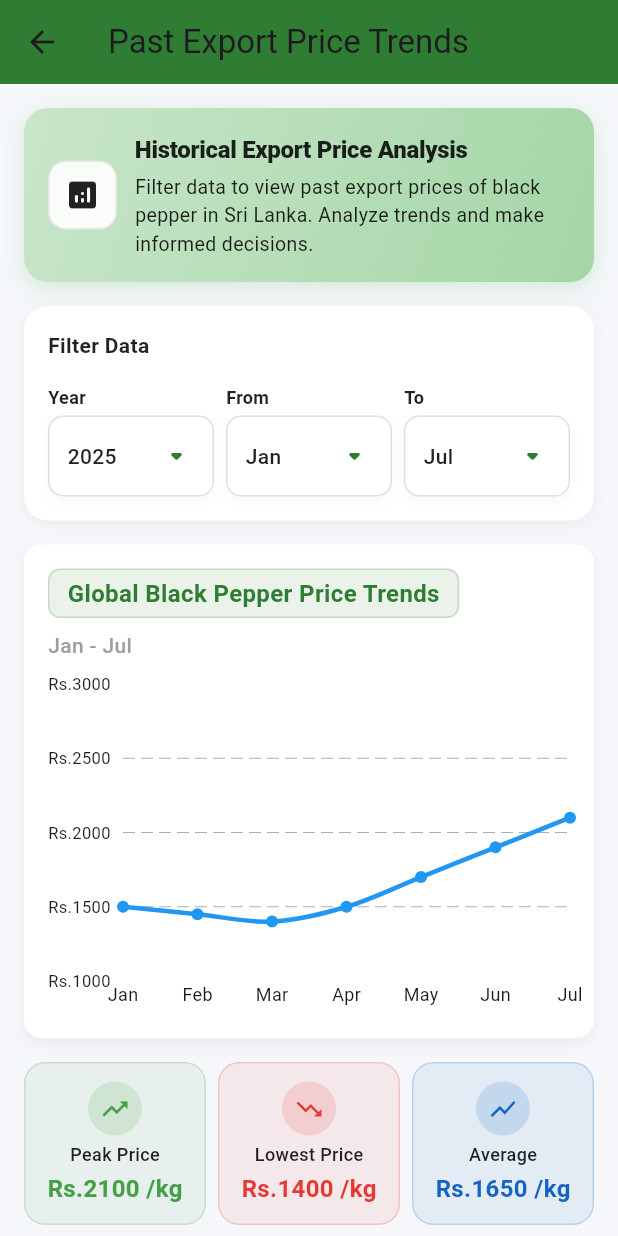
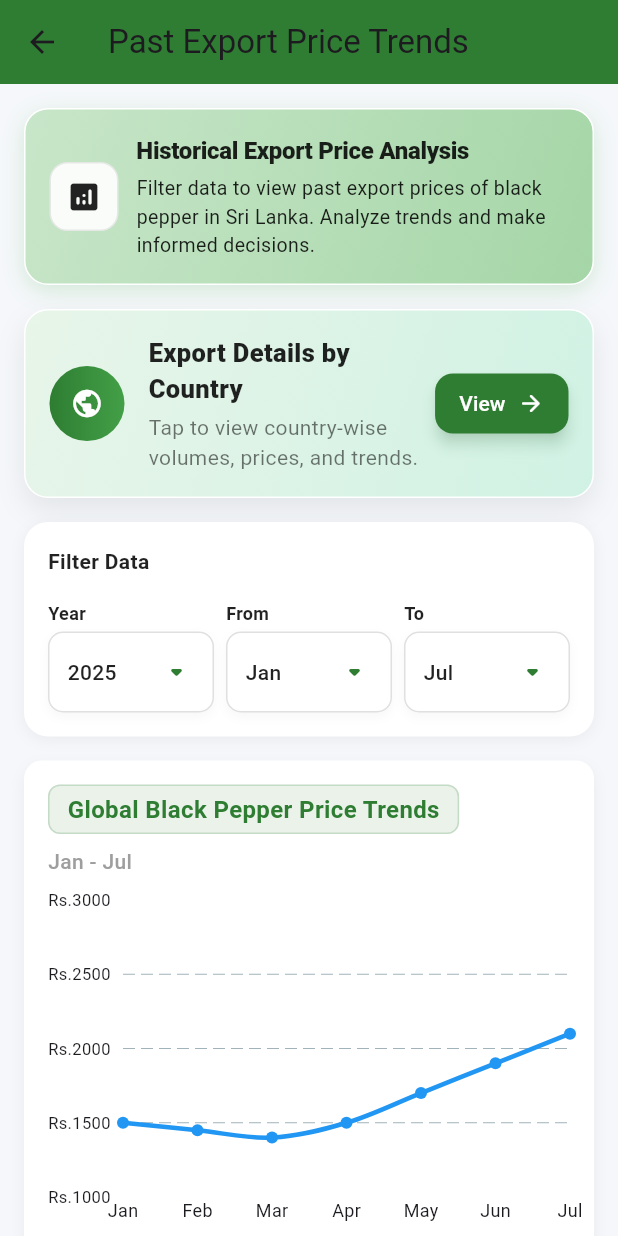
Before and after one commit to JanudiAdhikari/Research-Project, a Flutter app: the ExportPriceTrends screen opened directly, on a phone screen of 412 x 824 dp. Run offline on Flutter 3.47's test engine with Material 3 defaults, Android fonts, the phone set to English and light mode, and no system bars; drawn by our look-alikes of fl_chart; our stand-ins replace camera, cloud_firestore, firebase_auth, firebase_core, firebase_storage, flutter_secure_storage and 5 more; missing offline and left inert: mobile_scanner; accounts and stored records are empty; Roboto replaces fonts that are missing (Poppins).

Commit message:
Added navigation for Export Details in price trends

```diff
--- a/mobile-app/lib/features/market_forecast/export_price_trends.dart
+++ b/mobile-app/lib/features/market_forecast/export_price_trends.dart
@@ -1,6 +1,7 @@
 import 'package:flutter/material.dart';
 import 'package:fl_chart/fl_chart.dart';
 import '../../utils/responsive.dart';
+import 'export_details_by_country.dart';
 
 class ExportPriceTrends extends StatefulWidget {
   const ExportPriceTrends({super.key});
@@ -133,6 +134,8 @@ class _ExportPriceTrendsState extends State<ExportPriceTrends> {
           children: [
             _descriptionSection(),
             SizedBox(height: responsive.mediumSpacing),
+            _countryNavCard(responsive), // quick navigation to country details
+            SizedBox(height: responsive.mediumSpacing),
             _filtersSection(),
             SizedBox(height: responsive.mediumSpacing),
             _chartCard(),
@@ -159,6 +162,7 @@ class _ExportPriceTrendsState extends State<ExportPriceTrends> {
           end: Alignment.bottomRight,
         ),
         borderRadius: BorderRadius.circular(16),
+        border: Border.all(color: Colors.white, width: 1),
         boxShadow: [
           BoxShadow(
             color: Colors.green.withOpacity(0.2),
@@ -203,6 +207,102 @@ class _ExportPriceTrendsState extends State<ExportPriceTrends> {
                     fontSize: responsive.bodyFontSize - 1,
                     color: Colors.black87,
                   ),
+                ),
+              ],
+            ),
+          ),
+        ],
+      ),
+    );
+  }
+
+  // Navigation card to "Export Details by Country"
+  Widget _countryNavCard(Responsive responsive) {
+    return Container(
+      padding: EdgeInsets.all(responsive.mediumSpacing),
+      decoration: BoxDecoration(
+        gradient: const LinearGradient(
+          colors: [Color(0xFFE8F5E9), Color(0xFFD0F2E4)],
+          begin: Alignment.topLeft,
+          end: Alignment.bottomRight,
+        ),
+        borderRadius: BorderRadius.circular(16),
+        border: Border.all(color: const Color.fromARGB(255, 255, 255, 255)),
+        boxShadow: [
+          BoxShadow(
+            color: const Color.fromARGB(255, 89, 96, 95).withOpacity(0.12),
+            blurRadius: 16,
+            offset: const Offset(0, 8),
+          ),
+        ],
+      ),
+      child: Row(
+        children: [
+          Container(
+            padding: const EdgeInsets.all(14),
+            decoration: const BoxDecoration(
+              shape: BoxShape.circle,
+              gradient: LinearGradient(
+                colors: [Color(0xFF2E7D32), Color(0xFF43A047)],
+              ),
+            ),
+            child: const Icon(Icons.public, color: Colors.white, size: 22),
+          ),
+          SizedBox(width: responsive.mediumSpacing),
+          Expanded(
+            child: Column(
+              crossAxisAlignment: CrossAxisAlignment.start,
+              children: [
+                Text(
+                  'Export Details by Country',
+                  style: TextStyle(
+                    fontSize: responsive.bodyFontSize + 3,
+                    fontWeight: FontWeight.w800,
+                    color: Colors.black87,
+                  ),
+                ),
+                SizedBox(height: responsive.smallSpacing / 2),
+                Text(
+                  'Tap to view country-wise volumes, prices, and trends.',
+                  style: TextStyle(
+                    fontSize: responsive.bodyFontSize,
+                    color: Colors.black54,
+                  ),
+                ),
+              ],
+            ),
+          ),
+          SizedBox(width: responsive.smallSpacing),
+          ElevatedButton(
+            style: ElevatedButton.styleFrom(
+              backgroundColor: const Color(0xFF2E7D32),
+              shape: RoundedRectangleBorder(
+                borderRadius: BorderRadius.circular(12),
+              ),
+              padding: EdgeInsets.symmetric(
+                horizontal: responsive.smallSpacing + 8,
+                vertical: responsive.smallSpacing + 2,
+              ),
+              elevation: 4,
+              shadowColor: const Color(0xFF2E7D32).withOpacity(0.35),
+            ),
+            onPressed: () {
+              Navigator.push(
+                context,
+                MaterialPageRoute(
+                  builder: (_) => const ExportDetailsByCountry(),
+                ),
+              );
+            },
+            child: Row(
+              mainAxisSize: MainAxisSize.min,
+              children: const [
+                Text('View', style: TextStyle(color: Colors.white)),
+                SizedBox(width: 8),
+                Icon(
+                  Icons.arrow_forward_rounded,
+                  size: 18,
+                  color: Colors.white,
                 ),
               ],
             ),
```
